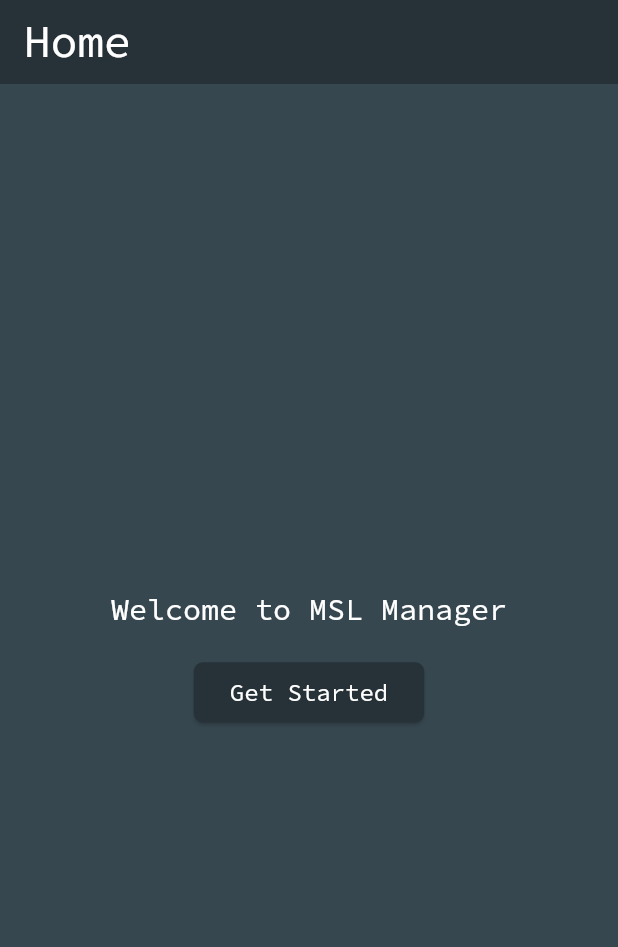
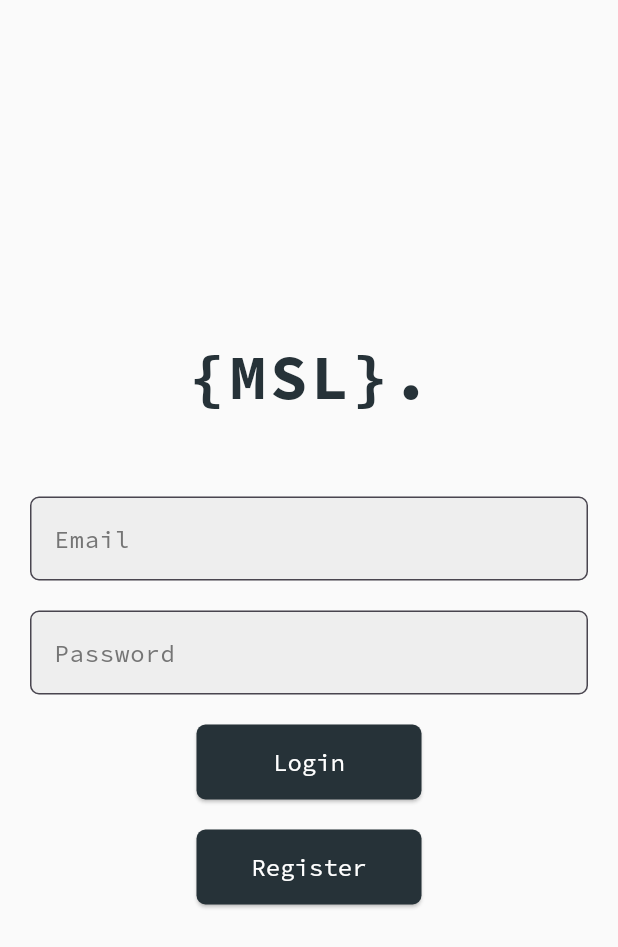
Before and after one commit to mslazzuri/MSL-Manager, a Flutter app: the screen it shows after launch, on a phone screen of 412 x 824 dp. Shown: the top 947 px of the screen. Run offline on Flutter 3.47's test engine with Material 3 defaults, Android fonts, the light colour scheme and no system bars; our stand-ins replace firebase_auth, firebase_core, google_fonts; accounts and stored records are empty.

Commit message:
login working

```diff
--- a/msl_manager/lib/main.dart
+++ b/msl_manager/lib/main.dart
@@ -1,8 +1,9 @@
 import 'package:flutter/material.dart';
 import 'package:firebase_core/firebase_core.dart';
 import 'package:msl_manager/firebase_options.dart';
+import 'package:msl_manager/pages/login_page.dart';
+import 'package:msl_manager/themes/theme.dart';
 import 'package:msl_manager/pages/home_page.dart';
-import 'package:msl_manager/themes/theme.dart';
 
 Future <void> main() async {
 
@@ -22,8 +23,14 @@ class MainApp extends StatelessWidget {
   Widget build(BuildContext context) {
     return MaterialApp(
       debugShowCheckedModeBanner: false,
-      home: HomePage(),
+      home: LoginPage(),
       theme: appTheme,
+
+      initialRoute: '/login',
+      routes: {
+        '/login': (context) => const LoginPage(),
+        '/home': (context) => const HomePage(),
+      }
     );
   }
 }
--- a/msl_manager/lib/pages/home_page.dart
+++ b/msl_manager/lib/pages/home_page.dart
@@ -1,11 +1,29 @@
+import 'package:firebase_auth/firebase_auth.dart';
 import 'package:flutter/material.dart';
 import 'package:msl_manager/widgets/custom_appbar.dart';
 
-class HomePage extends StatelessWidget {
+class HomePage extends StatefulWidget {
+
   const HomePage({super.key});
 
   @override
+  HomePageState createState() => HomePageState();
+}
+
+class HomePageState extends State<HomePage> {
+  @override
   Widget build(BuildContext context) {
+
+    User? user = FirebaseAuth.instance.currentUser;
+    if (user == null) {
+      // User is not logged in, redirect to login page
+      WidgetsBinding.instance.addPostFrameCallback((_) {
+        Navigator.pushReplacementNamed(context, '/login');
+      });
+    }
+
+    final userEmail = user?.email ?? "Unknown User";
+
     return Scaffold(
 
       appBar: CustomAppBar(title: "Home"),
@@ -16,12 +34,7 @@ class HomePage extends StatelessWidget {
         child: Column(
           mainAxisAlignment: MainAxisAlignment.center,
           children: [
-            Text('Welcome to MSL Manager', style: Theme.of(context).textTheme.displayMedium),
-            const SizedBox(height: 20),
-            ElevatedButton(
-              onPressed: () {},
-              child: Text('Get Started'),
-            ),
+            Text('Logged in as $userEmail', style: Theme.of(context).textTheme.displayMedium),
           ],
         ),
       )
--- a/msl_manager/lib/pages/login_page.dart
+++ b/msl_manager/lib/pages/login_page.dart
@@ -0,0 +1,139 @@
+import 'package:flutter/material.dart';
+import 'package:msl_manager/widgets/logo.dart';
+import 'package:msl_manager/services/auth_service.dart';
+
+class LoginPage extends StatefulWidget
+{
+  const LoginPage({super.key});
+
+  @override
+  State<LoginPage> createState() => LoginPageState();
+}
+
+class LoginPageState extends State<LoginPage>
+{
+  final emailController = TextEditingController();
+  final passwordController = TextEditingController();
+  final AuthService authService = AuthService();
+
+  void _handleLogin() async
+  {
+    String email = emailController.text;
+    String password = passwordController.text;
+
+    try {
+      await authService.signIn(email, password);
+      if (!mounted) return;
+      Navigator.pushReplacementNamed(context, '/home');
+    } catch (e) {
+      debugPrint('Login failed: $e');
+
+      ScaffoldMessenger.of(context).showSnackBar(
+        SnackBar(
+          content: Text('Login failed. Please check your credentials.'),
+        ),
+      );
+
+      emailController.clear();
+      passwordController.clear();
+    }
+  }
+
+  @override
+  Widget build(BuildContext context)
+  {
+    final Size screenSize = MediaQuery.of(context).size;
+    final double screenWidth = screenSize.width;
+    final double breakpoint = 500;
+    // final double screenHeight = screenSize.height;
+
+    final EdgeInsets inputFieldPadding = screenWidth > breakpoint
+      ? const EdgeInsets.fromLTRB(50, 0, 50, 0)
+      : const EdgeInsets.fromLTRB(0, 0, 0, 0);
+
+    return Scaffold(
+
+      backgroundColor: Colors.grey[50],
+
+      body: Padding(
+        padding: const EdgeInsets.fromLTRB(20, 0, 20, 0),
+        child: Center(
+          child: Column(
+            mainAxisAlignment: MainAxisAlignment.center,
+            children: [
+
+              Logo(),
+
+              const SizedBox(height: 50),
+
+              Padding(
+                padding: inputFieldPadding,
+                child: TextField(
+                  controller: emailController,
+                  decoration: InputDecoration(
+                    hintText: 'Email',
+                  ),
+                  cursorColor: Colors.blueGrey[900],
+                ),
+              ),
+              const SizedBox(height: 20),
+              Padding(
+                padding: inputFieldPadding,
+                child: TextField(
+                  controller: passwordController,
+                  decoration: InputDecoration(
+                    hintText: 'Password',
+                  ),
+                  obscureText: true,
+                  cursorColor: Colors.blueGrey[900],
+                ),
+              ),
+              const SizedBox(height: 20),
+
+              screenWidth > breakpoint?
+              Row(
+                mainAxisAlignment: MainAxisAlignment.center,
+                children: [
+                  ElevatedButton(
+                    onPressed: _handleLogin,
+                    child: const Text('Login'),
+                  ),
+
+                  const SizedBox(width: 20),
+
+                  ElevatedButton(
+                    onPressed: () {
+                      // Handle register logic here
+                    },
+                    child: const Text('Register'),
+                  ),
+                ]
+              )
+              :
+              Column(
+                mainAxisAlignment: MainAxisAlignment.center,
+                children: [
+                  ElevatedButton(
+                    onPressed: () {
+                      // Handle login logic here
+                    },
+                    child: const Text('Login'),
+                  ),
+
+                  const SizedBox(height: 20),
+
+                  ElevatedButton(
+                    onPressed: () {
+                      // Handle register logic here
+                    },
+                    child: const Text('Register'),
+                  ),
+                ]
+              )
+            ],
+          ),
+        ),
+      ),
+    );
+  }
+}
--- /dev/null
+++ b/msl_manager/lib/services/auth_service.dart
@@ -0,0 +1,18 @@
+import 'package:firebase_auth/firebase_auth.dart';
+
+class AuthService {
+  final FirebaseAuth _auth = FirebaseAuth.instance;
+
+  Future<UserCredential> signIn(String email, String password) async {
+    return _auth.signInWithEmailAndPassword(email: email, password: password);
+  }
+
+  Future<UserCredential> register(String email, String password) {
+    return _auth.createUserWithEmailAndPassword(email: email, password: password);
+  }
+
+  // Sign out
+  Future<void> signOut() async {
+    await _auth.signOut();
+  }
+}
--- a/msl_manager/lib/themes/theme.dart
+++ b/msl_manager/lib/themes/theme.dart
@@ -37,6 +37,43 @@ final ThemeData appTheme = ThemeData(
       shape: RoundedRectangleBorder(
         borderRadius: BorderRadius.circular(6),
       ),
+      fixedSize: const Size(150, 50),
     ),
-  )
+  ),
+
+  inputDecorationTheme: InputDecorationTheme(
+    filled: true,
+    fillColor: Colors.grey[200],
+
+    border: OutlineInputBorder(
+      borderRadius: BorderRadius.circular(6),
+      borderSide: BorderSide(
+        color: Colors.blueGrey[900]!,
+        width: 1,
+      ),
+    ),
+
+    focusedBorder: OutlineInputBorder(
+      borderRadius: BorderRadius.circular(6),
+      borderSide: BorderSide(
+        color: Colors.blueGrey[900]!,
+        width: 2,
+      ),
+    ),
+
+    hintStyle: GoogleFonts.sourceCodePro(
+      fontSize: 16,
+      fontWeight: FontWeight.w400,
+      color: Colors.grey[600],
+    ),
+  ),
+
+  scaffoldBackgroundColor: Colors.blueGrey[900],
+  snackBarTheme: SnackBarThemeData(
+    contentTextStyle: GoogleFonts.sourceCodePro(
+      fontSize: 12,
+      fontWeight: FontWeight.w400,
+      color: Colors.white,
+    ),
+  ),
 );
--- /dev/null
+++ b/msl_manager/lib/widgets/logo.dart
@@ -0,0 +1,32 @@
+import 'package:flutter/material.dart';
+import 'package:google_fonts/google_fonts.dart';
+
+class Logo extends StatelessWidget {
+  final double fontSize;
+  final Color color;
+
+  const Logo({
+    super.key,
+    this.fontSize = 60,
+    Color? color,
+  }) : color = color ?? const Color(0xFF263238); // Colors.blueGrey[900]
+
+  @override
+  Widget build(BuildContext context) {
+
+    final Size screenSize = MediaQuery.of(context).size;
+    final double screenWidth = screenSize.width;
+    final double breakpoint = 500;
+    final responsiveFontSize = screenWidth > breakpoint ? fontSize : fontSize * 0.7;
+
+    return Text(
+      '{MSL}.',
+      style: GoogleFonts.sourceCodePro(
+        fontSize: responsiveFontSize,
+        fontWeight: FontWeight.bold,
+        color: color,
+        letterSpacing: 2,
+      ),
+    );
+  }
+}
--- a/msl_manager/pubspec.yaml
+++ b/msl_manager/pubspec.yaml
@@ -11,6 +11,7 @@ dependencies:
     sdk: flutter
   firebase_core: ^3.13.0
   google_fonts: ^6.2.1
+  firebase_auth: ^5.5.3
 
 dev_dependencies:
   flutter_test:
```
Also changed, not shown: msl_manager/pubspec.lock, 7 other files.
